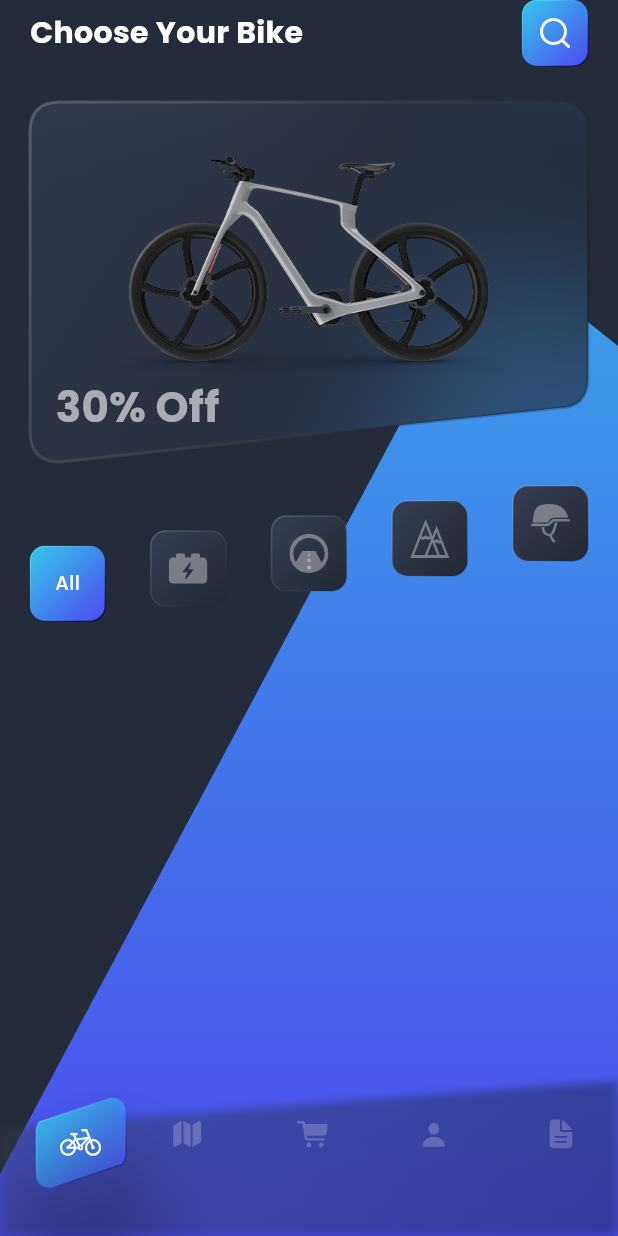
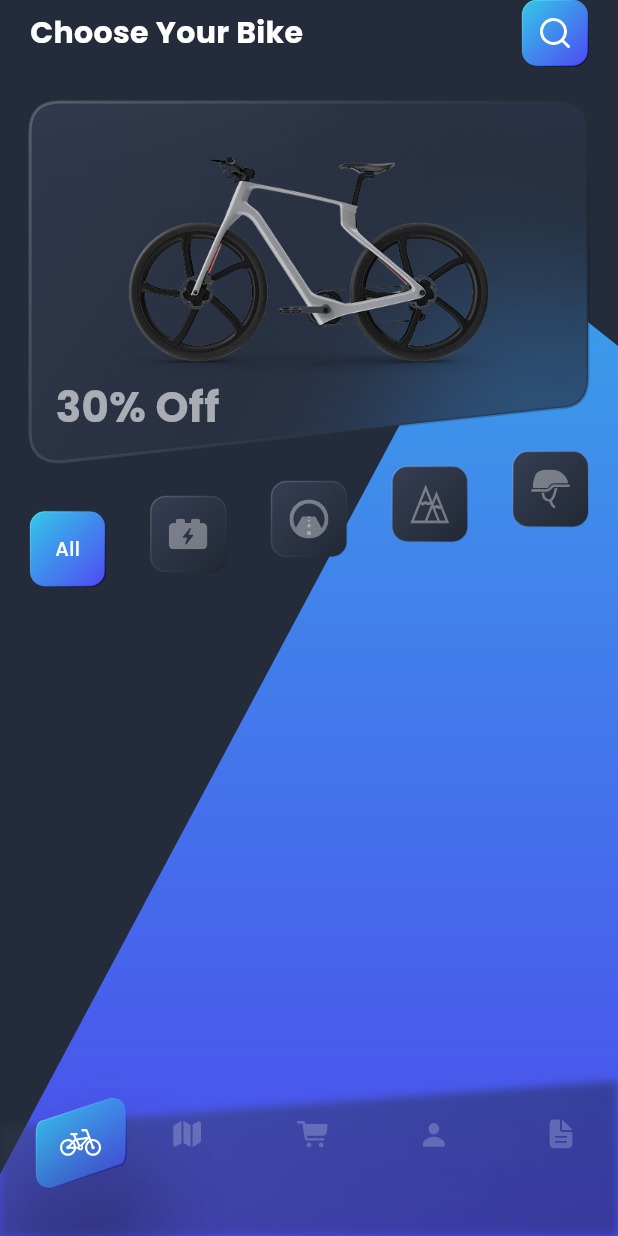
Before and after one commit to jabguru/Bike-Shopping, a Flutter app: the screen it shows after launch, on a phone screen of 412 x 824 dp. Run offline on Flutter 3.47's test engine with Material 3 defaults, Android fonts, the phone set to English and light mode, and no system bars; our stand-ins replace flutter_svg, vector_graphics.

Commit message:
changed the position of categories

```diff
--- a/lib/widgets/category.dart
+++ b/lib/widgets/category.dart
@@ -21,6 +21,12 @@ class _CategoriesState extends State<Categories> {
   Widget build(BuildContext context) {
     return SizedBox(
       height: 99.0,
+      child: Stack(
+        clipBehavior: Clip.none,
+        children: [
+          Positioned(
+            top: -14.0,
+            width: MediaQuery.sizeOf(context).width - 40.0,
             child: Row(
               mainAxisAlignment: MainAxisAlignment.spaceBetween,
               crossAxisAlignment: CrossAxisAlignment.end,
@@ -35,6 +41,9 @@ class _CategoriesState extends State<Categories> {
                     ),
                   )
                   .toList(),
+            ),
+          ),
+        ],
       ),
     );
   }
```
Lines whose indentation alone changed are shown as unchanged.
